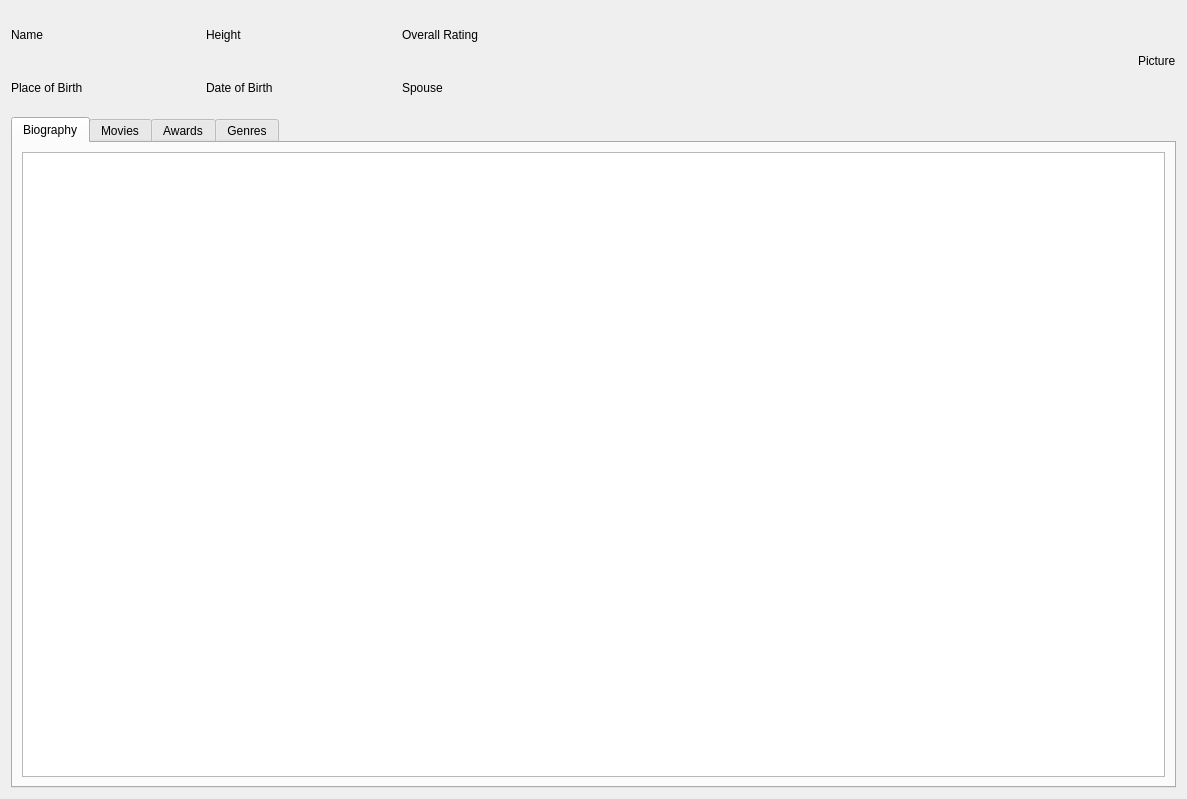
Qt form src/controller/ui/actor.ui (John-Dilla/imdbScraper) before a commit.
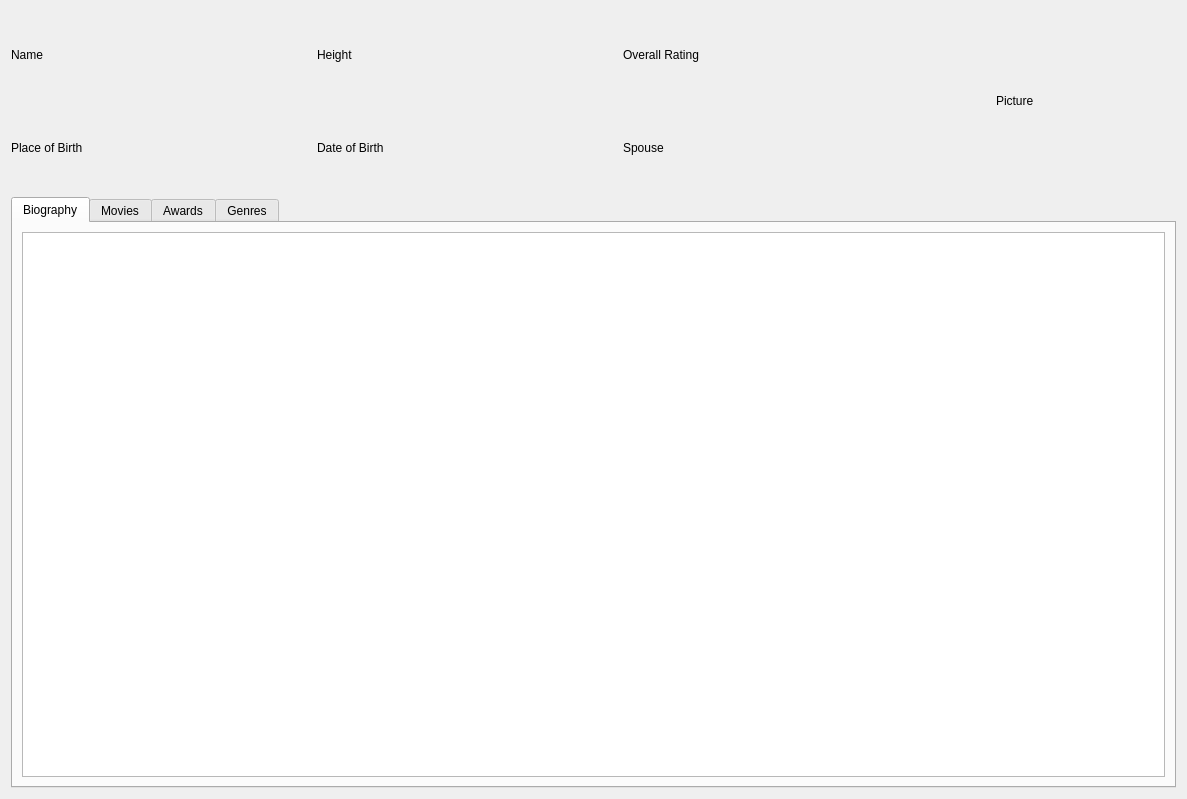
The same form after that commit.

Commit message: Optimized ui for spouses

```diff
--- a/src/controller/ui/actor.ui
+++ b/src/controller/ui/actor.ui
@@ -29,21 +29,39 @@
          <item>
           <layout class="QHBoxLayout" name="horizontalLayout_2">
            <item>
-            <widget class="QLabel" name="name">
+            <widget class="QLabel" name="uiName">
+             <property name="minimumSize">
+              <size>
+               <width>300</width>
+               <height>0</height>
+              </size>
+             </property>
              <property name="text">
               <string>Name</string>
              </property>
             </widget>
            </item>
            <item>
-            <widget class="QLabel" name="height">
+            <widget class="QLabel" name="uiHeight">
+             <property name="minimumSize">
+              <size>
+               <width>300</width>
+               <height>0</height>
+              </size>
+             </property>
              <property name="text">
               <string>Height</string>
              </property>
             </widget>
            </item>
            <item>
-            <widget class="QLabel" name="rating">
+            <widget class="QLabel" name="uiRating">
+             <property name="minimumSize">
+              <size>
+               <width>300</width>
+               <height>0</height>
+              </size>
+             </property>
              <property name="text">
               <string>Overall Rating</string>
              </property>
@@ -82,8 +100,8 @@
         <widget class="QLabel" name="picture">
          <property name="minimumSize">
           <size>
-           <width>30</width>
-           <height>100</height>
+           <width>180</width>
+           <height>180</height>
           </size>
          </property>
          <property name="text">
```
Left out of the diff: 6 changed lines with no effect on the pictures. The commit also changes 3 other files.
